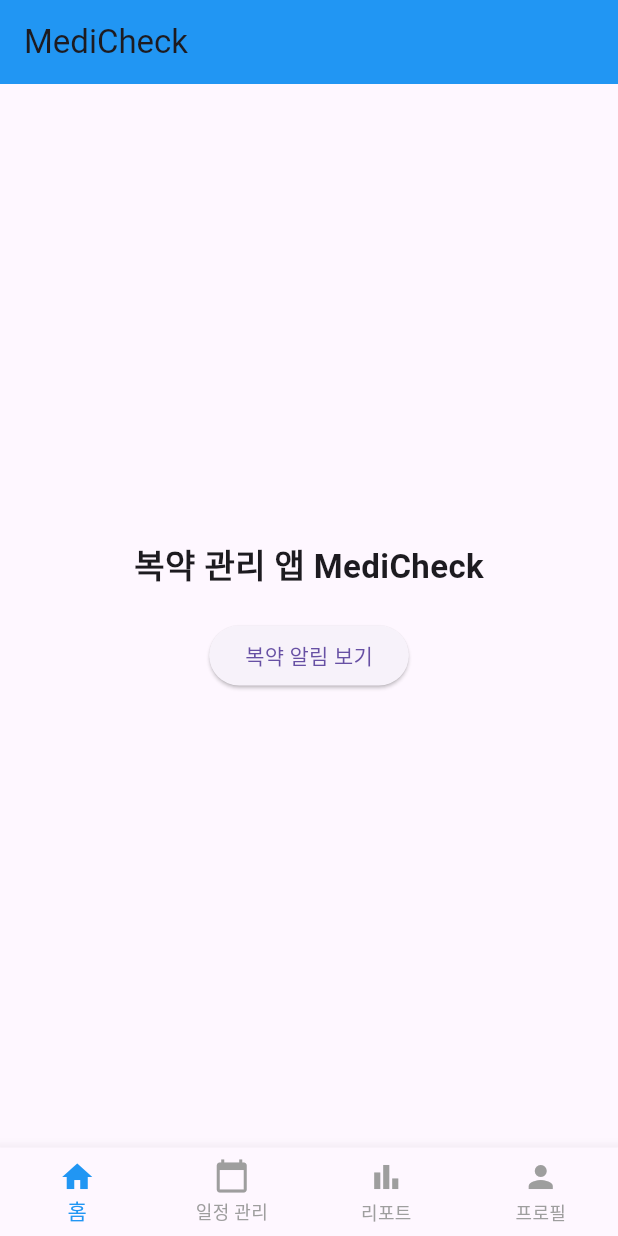
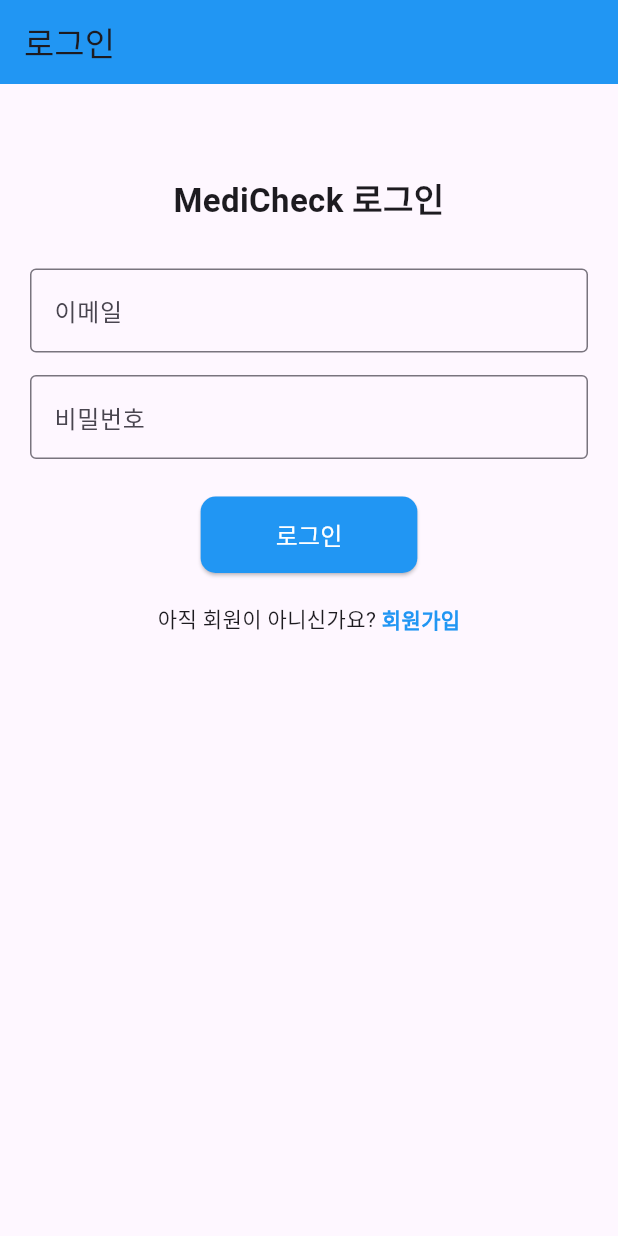
Before and after one commit to MOK-YH/MediCheck, a Flutter app: the screen it shows after launch, on a phone screen of 412 x 824 dp. Run offline on Flutter 3.47's test engine with Material 3 defaults, Android fonts, the phone set to English and light mode, and no system bars; our stand-ins replace cloud_firestore, firebase_auth, firebase_core, google_sign_in; accounts and stored records are empty; generated files the repository leaves out were written again.

Commit message:
Add login & register system with Firebase Auth and Firestore integration

```diff
--- a/lib/main.dart
+++ b/lib/main.dart
@@ -1,11 +1,14 @@
 import 'package:flutter/material.dart';
 import 'package:firebase_core/firebase_core.dart';
-import 'firebase_options.dart'; // Firebase CLI 자동 생성 파일
+import 'package:firebase_auth/firebase_auth.dart'; // 🔹 추가
+import 'firebase_options.dart';
 
 import 'home_screen.dart';
 import 'screens/schedule_screen.dart';
 import 'screens/report_screen.dart';
 import 'screens/profile_screen.dart';
+import 'screens/register_screen.dart';
+import 'screens/login_screen.dart';
 
 Future<void> main() async {
   WidgetsFlutterBinding.ensureInitialized();
@@ -15,14 +18,53 @@ Future<void> main() async {
   runApp(const MediCheckApp());
 }
 
-class MediCheckApp extends StatefulWidget {
+class MediCheckApp extends StatelessWidget {
   const MediCheckApp({super.key});
 
   @override
-  State<MediCheckApp> createState() => _MediCheckAppState();
+  Widget build(BuildContext context) {
+    return MaterialApp(
+      title: 'MediCheck',
+      debugShowCheckedModeBanner: false,
+      theme: ThemeData(primarySwatch: Colors.blue),
+      home: const AuthWrapper(), // 🔹 로그인 여부에 따라 분기
+    );
+  }
 }
 
-class _MediCheckAppState extends State<MediCheckApp> {
+// 🔹 로그인 상태 확인용 위젯
+class AuthWrapper extends StatelessWidget {
+  const AuthWrapper({super.key});
+
+  @override
+  Widget build(BuildContext context) {
+    return StreamBuilder<User?>(
+      stream: FirebaseAuth.instance.authStateChanges(), // 로그인 상태 스트림
+      builder: (context, snapshot) {
+        if (snapshot.connectionState == ConnectionState.waiting) {
+          return const Center(child: CircularProgressIndicator());
+        }
+        if (snapshot.hasData) {
+          // 🔹 로그인된 경우 → 메인 앱으로
+          return const MediCheckMain();
+        } else {
+          // 🔹 로그인 안 된 경우 → 로그인 화면으로
+          return const LoginScreen();
+        }
+      },
+    );
+  }
+}
+
+// 🔹 기존의 BottomNavigationBar 구조는 그대로 유지
+class MediCheckMain extends StatefulWidget {
+  const MediCheckMain({super.key});
+
+  @override
+  State<MediCheckMain> createState() => _MediCheckMainState();
+}
+
+class _MediCheckMainState extends State<MediCheckMain> {
   int _selectedIndex = 0;
 
   final List<Widget> _screens = const [
@@ -40,11 +82,7 @@ class _MediCheckAppState extends State<MediCheckApp> {
 
   @override
   Widget build(BuildContext context) {
-    return MaterialApp(
-      title: 'MediCheck',
-      debugShowCheckedModeBanner: false,
-      theme: ThemeData(primarySwatch: Colors.blue),
-      home: Scaffold(
+    return Scaffold(
       body: _screens[_selectedIndex],
       bottomNavigationBar: BottomNavigationBar(
         currentIndex: _selectedIndex,
@@ -59,7 +97,6 @@ class _MediCheckAppState extends State<MediCheckApp> {
           BottomNavigationBarItem(icon: Icon(Icons.person), label: '프로필'),
         ],
       ),
-      ),
     );
   }
 }
--- /dev/null
+++ b/lib/screens/login_screen.dart
@@ -0,0 +1,153 @@
+import 'package:flutter/material.dart';
+import 'package:firebase_auth/firebase_auth.dart';
+import 'register_screen.dart';
+
+class LoginScreen extends StatefulWidget {
+  const LoginScreen({super.key});
+
+  @override
+  State<LoginScreen> createState() => _LoginScreenState();
+}
+
+class _LoginScreenState extends State<LoginScreen> {
+  final FirebaseAuth _auth = FirebaseAuth.instance;
+
+  final TextEditingController _emailController = TextEditingController();
+  final TextEditingController _passwordController = TextEditingController();
+
+  bool _isLoading = false;
+
+  Future<void> _login() async {
+    final email = _emailController.text.trim();
+    final password = _passwordController.text.trim();
+
+    if (email.isEmpty || password.isEmpty) {
+      ScaffoldMessenger.of(context).showSnackBar(
+        const SnackBar(content: Text('이메일과 비밀번호를 입력해주세요.')),
+      );
+      return;
+    }
+
+    setState(() => _isLoading = true);
+
+    try {
+      await _auth.signInWithEmailAndPassword(
+        email: email,
+        password: password,
+      );
+      ScaffoldMessenger.of(context).showSnackBar(
+        const SnackBar(content: Text('로그인 성공!')),
+      );
+    } on FirebaseAuthException catch (e) {
+      String message = '로그인 실패';
+      if (e.code == 'user-not-found') {
+        message = '등록되지 않은 이메일입니다.';
+      } else if (e.code == 'wrong-password') {
+        message = '비밀번호가 올바르지 않습니다.';
+      }
+      ScaffoldMessenger.of(context).showSnackBar(
+        SnackBar(content: Text(message)),
+      );
+    } catch (e) {
+      ScaffoldMessenger.of(context).showSnackBar(
+        SnackBar(content: Text('오류 발생: $e')),
+      );
+    } finally {
+      setState(() => _isLoading = false);
+    }
+  }
+
+  void _goToRegister() {
+    Navigator.push(
+      context,
+      MaterialPageRoute(builder: (context) => const RegisterScreen()),
+    );
+  }
+
+  @override
+  Widget build(BuildContext context) {
+    return Scaffold(
+      appBar: AppBar(
+        title: const Text('로그인'),
+        backgroundColor: Colors.blue,
+      ),
+      body: Padding(
+        padding: const EdgeInsets.all(20.0),
+        child: ListView(
+          children: [
+            const SizedBox(height: 40),
+            const Text(
+              'MediCheck 로그인',
+              textAlign: TextAlign.center,
+              style: TextStyle(fontSize: 22, fontWeight: FontWeight.bold),
+            ),
+            const SizedBox(height: 30),
+
+            // 이메일 입력
+            TextField(
+              controller: _emailController,
+              decoration: const InputDecoration(
+                labelText: '이메일',
+                border: OutlineInputBorder(),
+              ),
+              keyboardType: TextInputType.emailAddress,
+            ),
+            const SizedBox(height: 15),
+
+            // 비밀번호 입력
+            TextField(
+              controller: _passwordController,
+              decoration: const InputDecoration(
+                labelText: '비밀번호',
+                border: OutlineInputBorder(),
+              ),
+              obscureText: true,
+            ),
+            const SizedBox(height: 25),
+
+            // 로그인 버튼
+            Center(
+              child: _isLoading
+                  ? const CircularProgressIndicator()
+                  : ElevatedButton(
+                      onPressed: _login,
+                      style: ElevatedButton.styleFrom(
+                        backgroundColor: Colors.blue,
+                        padding: const EdgeInsets.symmetric(
+                            horizontal: 50, vertical: 14),
+                        shape: RoundedRectangleBorder(
+                          borderRadius: BorderRadius.circular(10),
+                        ),
+                      ),
+                      child: const Text(
+                        '로그인',
+                        style: TextStyle(fontSize: 16, color: Colors.white),
+                      ),
+                    ),
+            ),
+
+            const SizedBox(height: 20),
+
+            // 회원가입 이동
+            Row(
+              mainAxisAlignment: MainAxisAlignment.center,
+              children: [
+                const Text("아직 회원이 아니신가요? "),
+                GestureDetector(
+                  onTap: _goToRegister,
+                  child: const Text(
+                    "회원가입",
+                    style: TextStyle(
+                      color: Colors.blue,
+                      fontWeight: FontWeight.bold,
+                    ),
+                  ),
+                ),
+              ],
+            ),
+          ],
+        ),
+      ),
+    );
+  }
+}
--- a/pubspec.yaml
+++ b/pubspec.yaml
@@ -35,8 +35,10 @@ dependencies:
   # Use with the CupertinoIcons class for iOS style icons.
   cupertino_icons: ^1.0.8
 
-  firebase_core: ^3.3.0
+  firebase_core: ^3.4.0
   cloud_firestore: ^5.4.0
+  firebase_auth: ^5.3.0
+  google_sign_in: ^6.2.1
 
 dev_dependencies:
   flutter_test:
```
Also changed, not shown: lib/screens/profile_screen.dart (+23 -2 lines), lib/screens/register_screen.dart (added, +283 -0 lines), pubspec.lock, 3 other files. Lines whose indentation alone changed are shown as unchanged.
